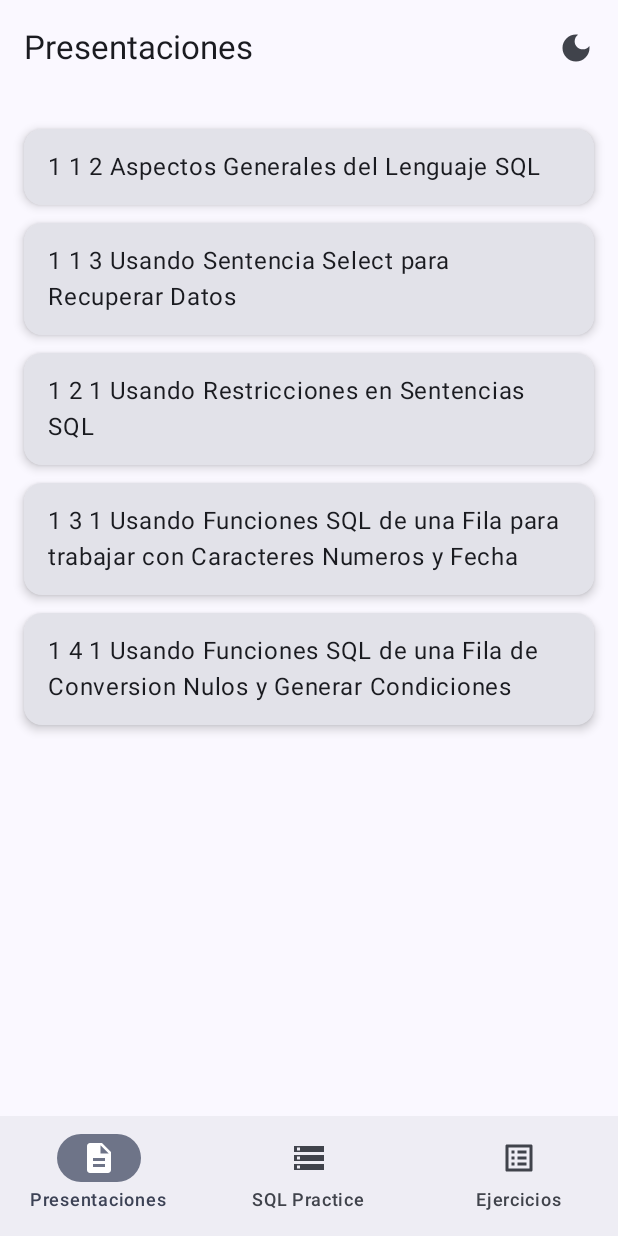
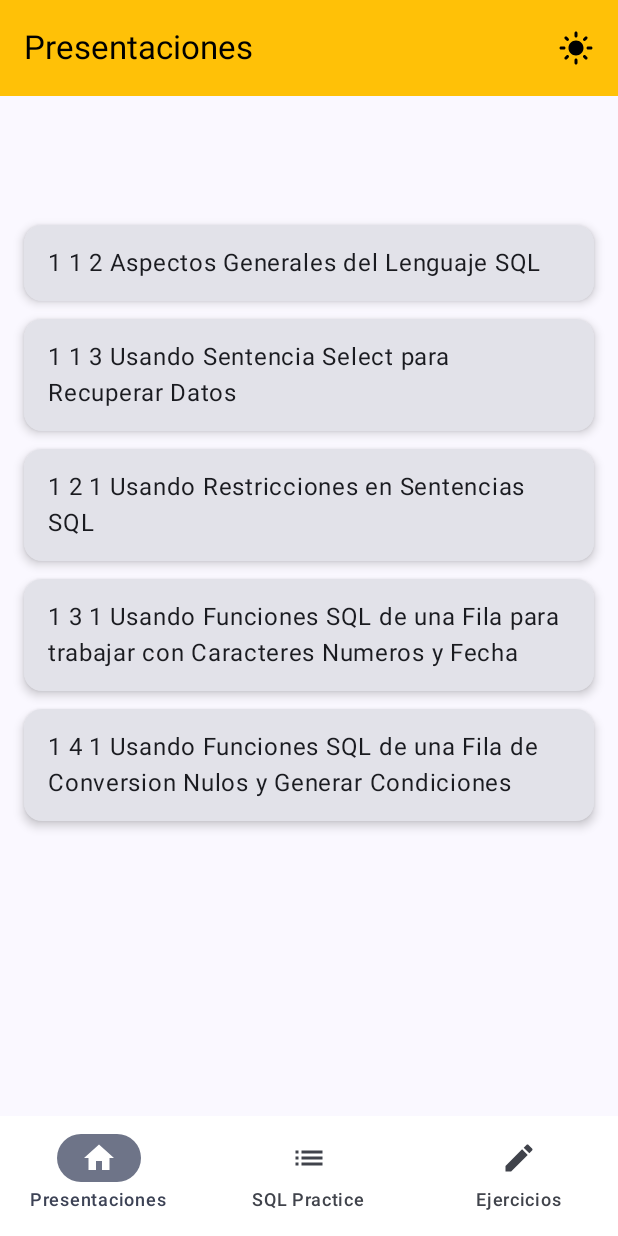
Before and after one commit to matias089/SQLPractice, an Android app built with Jetpack Compose: the screen it shows after launch (MainActivity), after a tap on "Ingresar", on a phone screen of 412 x 824 dp. Run offline under Robolectric (Android 15) with nearby library versions, the phone set to English and light mode, and no system bars.

Commit message:
add color con fallos

```diff
--- a/app/src/main/java/com/example/sqlpractice/MainActivity.kt
+++ b/app/src/main/java/com/example/sqlpractice/MainActivity.kt
@@ -3,17 +3,7 @@ package com.example.sqlpractice
 import android.os.Bundle
 import androidx.activity.ComponentActivity
 import androidx.activity.compose.setContent
-import androidx.compose.foundation.layout.*
-import androidx.compose.material3.*
 import androidx.compose.runtime.*
-import androidx.compose.ui.Modifier
-import androidx.compose.material.icons.Icons
-import androidx.compose.material.icons.filled.Description
-import androidx.compose.material.icons.filled.Storage
-import androidx.compose.material.icons.filled.ListAlt
-import androidx.compose.material.icons.filled.DarkMode
-import androidx.compose.material.icons.filled.LightMode
-import androidx.compose.ui.graphics.vector.ImageVector
 import com.example.sqlpractice.ui.theme.SQLPracticeTheme
 
 class MainActivity : ComponentActivity() {
@@ -36,85 +26,3 @@ class MainActivity : ComponentActivity() {
         }
     }
 }
-
-sealed class Screen(val title: String, val icon: ImageVector) {
-    object PPT : Screen("Presentaciones", Icons.Filled.Description)
-    object SQL : Screen("SQL Practice", Icons.Filled.Storage)
-    object EXERCISES : Screen("Ejercicios", Icons.Filled.ListAlt)
-}
-
-@OptIn(ExperimentalMaterial3Api::class)
-@Composable
-fun MainScreen(
-    isDarkTheme: Boolean,
-    onToggleTheme: () -> Unit
-) {
-    var currentScreen by remember { mutableStateOf<Screen>(Screen.PPT) }
-
-    Scaffold(
-        topBar = {
-            TopAppBar(
-                title = { Text(currentScreen.title) },
-                actions = {
-                    IconButton(onClick = { onToggleTheme() }) {
-                        Icon(
-                            imageVector = if (isDarkTheme)
-                                Icons.Filled.LightMode
-                            else
-                                Icons.Filled.DarkMode,
-                            contentDescription = "Cambiar tema"
-                        )
-                    }
-                }
-            )
-        },
-        bottomBar = {
-            NavigationBar {
-                NavigationBarItem(
-                    selected = currentScreen == Screen.PPT,
-                    onClick = { currentScreen = Screen.PPT },
-                    icon = { Icon(Screen.PPT.icon, contentDescription = null) },
-                    label = { Text(Screen.PPT.title) }
-                )
-                NavigationBarItem(
-                    selected = currentScreen == Screen.SQL,
-                    onClick = { currentScreen = Screen.SQL },
-                    icon = { Icon(Screen.SQL.icon, contentDescription = null) },
-                    label = { Text(Screen.SQL.title) }
-                )
-                NavigationBarItem(
-                    selected = currentScreen == Screen.EXERCISES,
-                    onClick = { currentScreen = Screen.EXERCISES },
-                    icon = { Icon(Screen.EXERCISES.icon, contentDescription = null) },
-                    label = { Text(Screen.EXERCISES.title) }
-                )
-            }
-        }
-    ) { innerPadding ->
-        when (currentScreen) {
-            is Screen.PPT -> PptViewerScreen(
-                modifier = Modifier.padding(innerPadding)
-            )
-            is Screen.SQL -> SqlPracticeScreen(
-                modifier = Modifier.padding(innerPadding)
-            )
-            is Screen.EXERCISES -> {
-                var selectedExercise by remember { mutableStateOf<SqlExercise?>(null) }
-
-                if (selectedExercise == null) {
-                    SqlExerciseListScreen(
-                        onExerciseSelected = { selectedExercise = it },
-                        modifier = Modifier.padding(innerPadding)
-                    )
-                } else {
-                    Column(modifier = Modifier.padding(innerPadding)) {
-                        Button(onClick = { selectedExercise = null }) {
-                            Text("Volver a la lista")
-                        }
-                        SqlExerciseScreen(exercise = selectedExercise!!)
-                    }
-                }
-            }
-        }
-    }
-}
--- /dev/null
+++ b/app/src/main/java/com/example/sqlpractice/MainScreen.kt
@@ -0,0 +1,92 @@
+package com.example.sqlpractice
+
+import androidx.compose.foundation.layout.*
+import androidx.compose.material3.*
+import androidx.compose.runtime.*
+import androidx.compose.ui.Modifier
+import androidx.compose.ui.graphics.Color
+import androidx.compose.material.icons.Icons
+import androidx.compose.material.icons.filled.Home
+import androidx.compose.material.icons.filled.List
+import androidx.compose.material.icons.filled.Edit
+import androidx.compose.material.icons.filled.DarkMode
+import androidx.compose.material.icons.filled.LightMode
+
+@OptIn(ExperimentalMaterial3Api::class)
+@Composable
+fun MainScreen(
+    isDarkTheme: Boolean,
+    onToggleTheme: () -> Unit
+) {
+    var currentScreen by remember { mutableStateOf<Screen>(Screen.PPT) }
+
+    Scaffold(
+        topBar = {
+            TopAppBar(
+                title = {
+                    Text(
+                        text = currentScreen.title,
+                        color = Color.Black
+                    )
+                },
+                colors = TopAppBarDefaults.topAppBarColors(
+                    containerColor = Color(0xFFFFC107) // Amarillo tipo logo
+                ),
+                actions = {
+                    IconButton(onClick = { onToggleTheme() }) {
+                        Icon(
+                            imageVector = if (isDarkTheme) Icons.Filled.DarkMode else Icons.Filled.LightMode,
+                            contentDescription = "Cambiar tema",
+                            tint = Color.Black
+                        )
+                    }
+                }
+            )
+        },
+        bottomBar = {
+            NavigationBar(containerColor = Color.White) {
+                NavigationBarItem(
+                    selected = currentScreen == Screen.PPT,
+                    onClick = { currentScreen = Screen.PPT },
+                    icon = { Icon(Icons.Default.Home, contentDescription = null) },
+                    label = { Text(Screen.PPT.title) }
+                )
+                NavigationBarItem(
+                    selected = currentScreen == Screen.SQL,
+                    onClick = { currentScreen = Screen.SQL },
+                    icon = { Icon(Icons.Default.List, contentDescription = null) },
+                    label = { Text(Screen.SQL.title) }
+                )
+                NavigationBarItem(
+                    selected = currentScreen == Screen.EXERCISES,
+                    onClick = { currentScreen = Screen.EXERCISES },
+                    icon = { Icon(Icons.Default.Edit, contentDescription = null) },
+                    label = { Text(Screen.EXERCISES.title) }
+                )
+            }
+        }
+    ) { innerPadding ->
+        Box(modifier = Modifier.padding(innerPadding)) {
+            when (currentScreen) {
+                Screen.PPT -> PptViewerScreen(modifier = Modifier.padding(innerPadding))
+                Screen.SQL -> SqlPracticeScreen(modifier = Modifier.padding(innerPadding))
+                Screen.EXERCISES -> {
+                    var selectedExercise by remember { mutableStateOf<SqlExercise?>(null) }
+                    if (selectedExercise == null) {
+                        SqlExerciseListScreen(
+                            onExerciseSelected = { selectedExercise = it },
+                            modifier = Modifier.padding(innerPadding)
+                        )
+                    } else {
+                        Column(modifier = Modifier.padding(innerPadding)) {
+                            Button(onClick = { selectedExercise = null }) {
+                                Text("Volver a la lista")
+                            }
+                            SqlExerciseScreen(exercise = selectedExercise!!)
+                        }
+                    }
+                }
+            }
+        }
+    }
+}
--- /dev/null
+++ b/app/src/main/java/com/example/sqlpractice/screen.kt
@@ -0,0 +1,8 @@
+package com.example.sqlpractice
+
+// Representa cada pantalla de la app
+sealed class Screen(val title: String) {
+    object PPT : Screen("Presentaciones")
+    object SQL : Screen("SQL Practice")
+    object EXERCISES : Screen("Ejercicios")
+}
```
